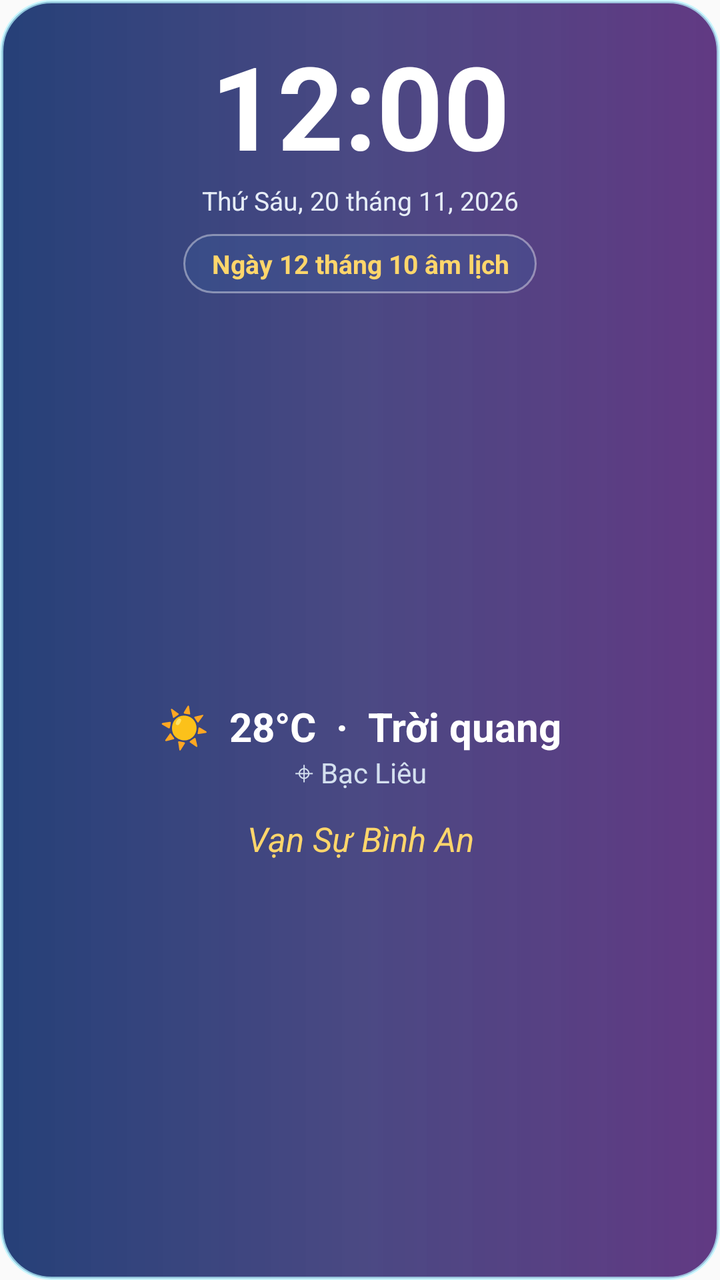
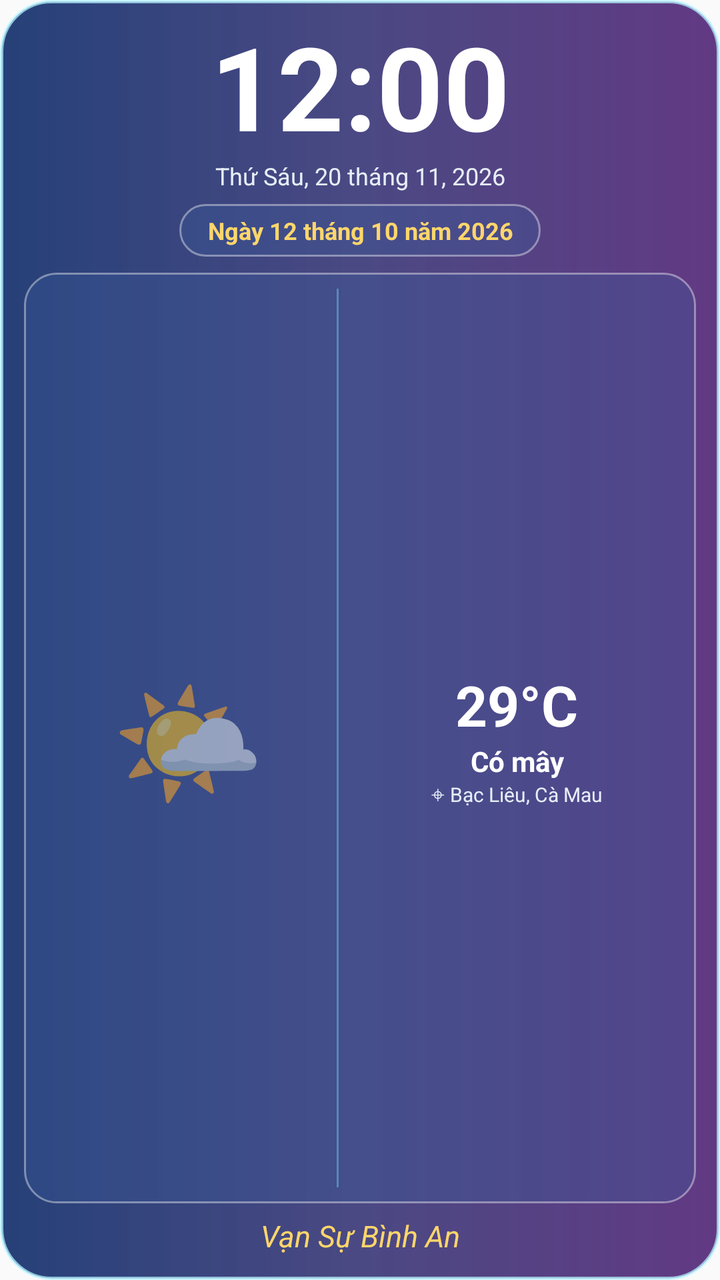

Two renders of the same Android screen: before a commit and after it. Below are the layout's source before the change and the commit's diff.
<!-- AndroidManifest.xml: application theme android:Theme.Material.Light.NoActionBar -->
<!-- res/layout/widget_minimal.xml -->
<?xml version="1.0" encoding="utf-8"?>
<LinearLayout xmlns:android="http://schemas.android.com/apk/res/android"
    android:id="@+id/widget_root"
    android:layout_width="match_parent"
    android:layout_height="match_parent"
    android:orientation="vertical"
    android:padding="14dp"
    android:background="@drawable/widget_glass_bg">

    <TextClock
        android:id="@+id/min_clock"
        android:layout_width="match_parent"
        android:layout_height="wrap_content"
        android:format24Hour="HH:mm"
        android:format12Hour="hh:mm"
        android:gravity="center"
        android:textColor="#FFFFFFFF"
        android:textSize="58sp"
        android:textStyle="bold" />

    <TextView
        android:id="@+id/min_solar_date"
        android:layout_width="match_parent"
        android:layout_height="wrap_content"
        android:gravity="center"
        android:text="Thứ Sáu, 20 tháng 11, 2026"
        android:textColor="#FFE6EDF7"
        android:textSize="13sp" />

    <TextView
        android:id="@+id/min_lunar"
        android:layout_width="wrap_content"
        android:layout_height="wrap_content"
        android:layout_gravity="center"
        android:layout_marginTop="8dp"
        android:background="@drawable/widget_panel_bg"
        android:gravity="center"
        android:paddingHorizontal="14dp"
        android:paddingVertical="6dp"
        android:text="Ngày 12 tháng 10 âm lịch"
        android:textColor="#FFFFD66B"
        android:textSize="13sp"
        android:textStyle="bold" />

    <LinearLayout
        android:layout_width="match_parent"
        android:layout_height="0dp"
        android:layout_weight="1"
        android:gravity="center"
        android:orientation="vertical">

        <TextView
            android:id="@+id/min_weather"
            android:layout_width="match_parent"
            android:layout_height="wrap_content"
            android:gravity="center"
            android:layout_marginTop="8dp"
            android:text="☀  28°C  ·  Trời quang"
            android:textColor="#FFFFFFFF"
            android:textSize="20sp"
            android:textStyle="bold" />

        <TextView
            android:id="@+id/min_location"
            android:layout_width="match_parent"
            android:layout_height="wrap_content"
            android:gravity="center"
            android:text="⌖ Bạc Liêu"
            android:textColor="#FFD4E0EF"
            android:textSize="14sp" />

        <TextView
            android:id="@+id/min_phrase"
            android:layout_width="match_parent"
            android:layout_height="wrap_content"
            android:gravity="center"
            android:layout_marginTop="12dp"
            android:text="Vạn Sự Bình An"
            android:textColor="#FFFFD66B"
            android:textSize="17sp"
            android:textStyle="italic" />
    </LinearLayout>
</LinearLayout>
<!-- resources referenced by this layout -->
<resources>
  <!-- drawable widget_glass_bg (drawable) -->
  <shape xmlns:android="http://schemas.android.com/apk/res/android">
      <corners android:radius="25dp"/>
      <gradient android:angle="0" android:startColor="#E20A2867" android:centerColor="#D82A286D" android:endColor="#E04C1E72"/>
      <stroke android:width="1.5dp" android:color="#B5B6F5FF"/>
  </shape>
  <!-- drawable widget_panel_bg (drawable) -->
  <shape xmlns:android="http://schemas.android.com/apk/res/android">
      <corners android:radius="16dp"/>
      <solid android:color="#553A5B9A"/>
      <stroke android:width="1dp" android:color="#66FFFFFF"/>
  </shape>
</resources>

<!-- the commit's change to res/layout/widget_minimal.xml (unified diff, before → after) -->
@@ -1,83 +1,36 @@
 <?xml version="1.0" encoding="utf-8"?>
 <LinearLayout xmlns:android="http://schemas.android.com/apk/res/android"
-    android:id="@+id/widget_root"
-    android:layout_width="match_parent"
-    android:layout_height="match_parent"
-    android:orientation="vertical"
-    android:padding="14dp"
-    android:background="@drawable/widget_glass_bg">
+    android:id="@+id/widget_root" android:layout_width="match_parent" android:layout_height="match_parent"
+    android:orientation="vertical" android:padding="12dp" android:background="@drawable/widget_glass_bg">
 
-    <TextClock
-        android:id="@+id/min_clock"
-        android:layout_width="match_parent"
-        android:layout_height="wrap_content"
-        android:format24Hour="HH:mm"
-        android:format12Hour="hh:mm"
-        android:gravity="center"
-        android:textColor="#FFFFFFFF"
-        android:textSize="58sp"
-        android:textStyle="bold" />
+    <TextClock android:id="@+id/min_clock" android:layout_width="match_parent" android:layout_height="wrap_content"
+        android:format24Hour="HH:mm" android:format12Hour="hh:mm" android:gravity="center"
+        android:textColor="#FFFFFFFF" android:textSize="58sp" android:textStyle="bold"
+        android:singleLine="true" android:includeFontPadding="false" />
+    <TextView android:id="@+id/min_solar_date" android:layout_width="match_parent" android:layout_height="wrap_content"
+        android:gravity="center" android:text="Thứ Sáu, 20 tháng 11, 2026" android:textColor="#FFE6EDF7" android:textSize="12sp" />
+    <TextView android:id="@+id/min_lunar" android:layout_width="wrap_content" android:layout_height="wrap_content"
+        android:layout_gravity="center" android:layout_marginTop="6dp" android:background="@drawable/widget_panel_bg"
+        android:gravity="center" android:paddingHorizontal="14dp" android:paddingVertical="5dp"
+        android:text="Ngày 12 tháng 10 năm 2026" android:textColor="#FFFFD66B" android:textSize="12sp" android:textStyle="bold" />
 
-    <TextView
-        android:id="@+id/min_solar_date"
-        android:layout_width="match_parent"
-        android:layout_height="wrap_content"
-        android:gravity="center"
-        android:text="Thứ Sáu, 20 tháng 11, 2026"
-        android:textColor="#FFE6EDF7"
-        android:textSize="13sp" />
-
-    <TextView
-        android:id="@+id/min_lunar"
-        android:layout_width="wrap_content"
-        android:layout_height="wrap_content"
-        android:layout_gravity="center"
-        android:layout_marginTop="8dp"
-        android:background="@drawable/widget_panel_bg"
-        android:gravity="center"
-        android:paddingHorizontal="14dp"
-        android:paddingVertical="6dp"
-        android:text="Ngày 12 tháng 10 âm lịch"
-        android:textColor="#FFFFD66B"
-        android:textSize="13sp"
-        android:textStyle="bold" />
-
-    <LinearLayout
-        android:layout_width="match_parent"
-        android:layout_height="0dp"
-        android:layout_weight="1"
-        android:gravity="center"
-        android:orientation="vertical">
-
-        <TextView
-            android:id="@+id/min_weather"
-            android:layout_width="match_parent"
-            android:layout_height="wrap_content"
-            android:gravity="center"
-            android:layout_marginTop="8dp"
-            android:text="☀  28°C  ·  Trời quang"
-            android:textColor="#FFFFFFFF"
-            android:textSize="20sp"
-            android:textStyle="bold" />
-
-        <TextView
-            android:id="@+id/min_location"
-            android:layout_width="match_parent"
-            android:layout_height="wrap_content"
-            android:gravity="center"
-            android:text="⌖ Bạc Liêu"
-            android:textColor="#FFD4E0EF"
-            android:textSize="14sp" />
-
-        <TextView
-            android:id="@+id/min_phrase"
-            android:layout_width="match_parent"
-            android:layout_height="wrap_content"
-            android:gravity="center"
-            android:layout_marginTop="12dp"
-            android:text="Vạn Sự Bình An"
-            android:textColor="#FFFFD66B"
-            android:textSize="17sp"
-            android:textStyle="italic" />
+    <LinearLayout android:layout_width="match_parent" android:layout_height="0dp" android:layout_weight="1"
+        android:layout_marginTop="8dp" android:orientation="horizontal" android:gravity="center_vertical"
+        android:padding="8dp" android:background="@drawable/widget_panel_bg">
+        <TextView android:id="@+id/min_weather_icon" android:layout_width="0dp" android:layout_height="match_parent"
+            android:layout_weight="1" android:gravity="center" android:text="🌤️" android:textSize="62sp" />
+        <View android:layout_width="1dp" android:layout_height="match_parent" android:background="#6679DFFF" />
+        <LinearLayout android:layout_width="0dp" android:layout_height="match_parent" android:layout_weight="1.15"
+            android:orientation="vertical" android:gravity="center" android:paddingStart="8dp">
+            <TextView android:id="@+id/min_temp" android:layout_width="match_parent" android:layout_height="wrap_content"
+                android:gravity="center" android:text="29°C" android:textColor="#FFFFFFFF" android:textSize="28sp" android:textStyle="bold" />
+            <TextView android:id="@+id/min_desc" android:layout_width="match_parent" android:layout_height="wrap_content"
+                android:gravity="center" android:text="Có mây" android:textColor="#FFFFFFFF" android:textSize="14sp" android:textStyle="bold" />
+            <TextView android:id="@+id/min_location" android:layout_width="match_parent" android:layout_height="wrap_content"
+                android:gravity="center" android:text="⌖ Bạc Liêu, Cà Mau" android:textColor="#FFE6EDF7" android:textSize="10sp" />
+        </LinearLayout>
     </LinearLayout>
+    <TextView android:id="@+id/min_phrase" android:layout_width="match_parent" android:layout_height="wrap_content"
+        android:gravity="center" android:layout_marginTop="6dp" android:text="Vạn Sự Bình An"
+        android:textColor="#FFFFD66B" android:textSize="15sp" android:textStyle="italic" />
 </LinearLayout>
